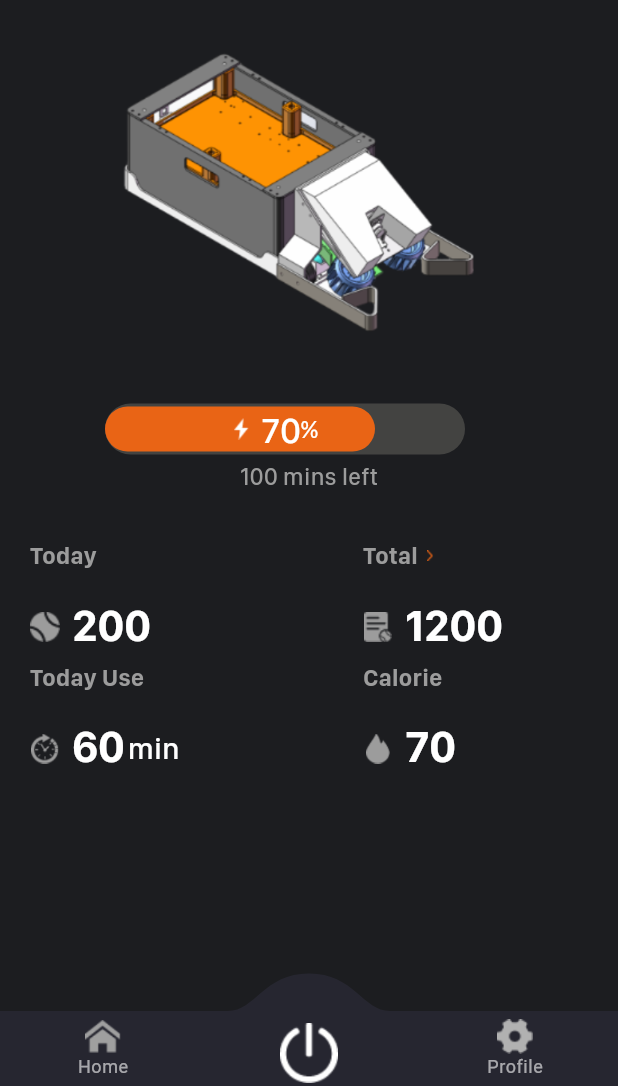
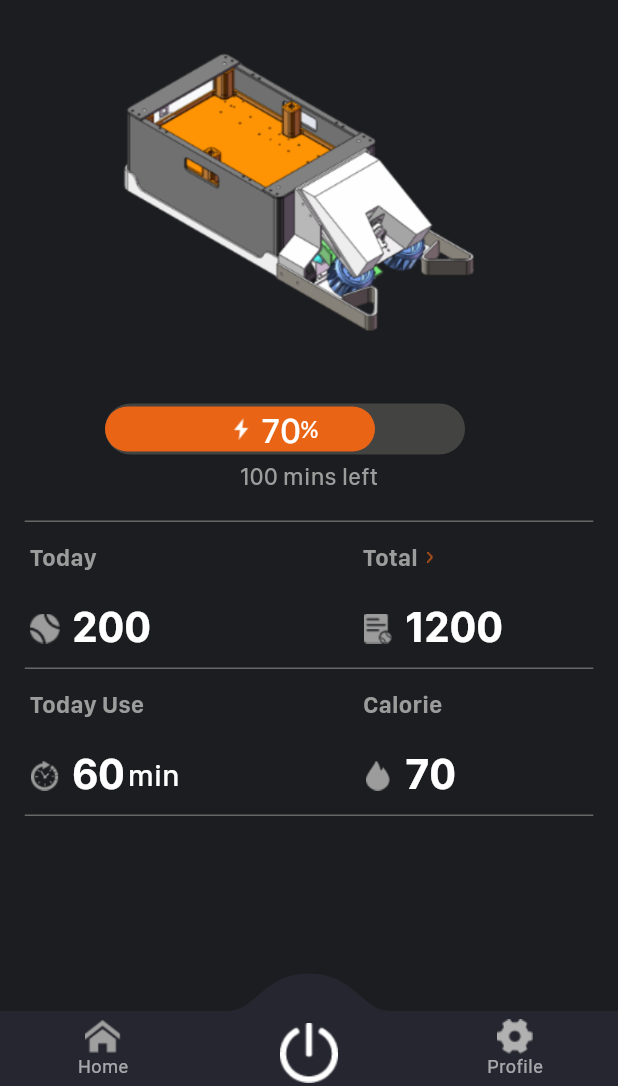
Before and after one commit to TengTeNJ/tennisRobot, a Flutter app: the screen it shows after launch, item 2 of the bottom bar chosen, on a phone screen of 412 x 824 dp, the part 150-1236 px from its top. Run offline on Flutter 3.47's test engine with Material 3 defaults, Android fonts, the phone set to English and light mode, and no system bars; drawn by our look-alikes of convex_bottom_bar; our stand-ins replace dotted_border, syncfusion_flutter_charts; missing offline and left inert: dart:ffi.

Commit message:
优化启动页

```diff
--- a/robot/lib/startPage/action_data_list_view.dart
+++ b/robot/lib/startPage/action_data_list_view.dart
@@ -2,6 +2,7 @@ import 'dart:math';
 
 import 'package:flutter/material.dart';
 import 'package:tennis_robot/startPage/action_list_view.dart';
+import 'package:tennis_robot/utils/color.dart';
 import 'package:tennis_robot/views/data_bar_view.dart';
 
 import '../models/my_status_model.dart';
@@ -44,6 +45,14 @@ class _ActionDataListViewState extends State<ActionDataListView> {
   Widget build(BuildContext context) {
     return Column(
       children: [
+        Container(
+          margin: EdgeInsets.only(left: 16,right: 16),
+          height: 1,
+          decoration: BoxDecoration(
+            color: hexStringToColor('#676767'),
+            border: Border.all(color:hexStringToColor('#676767'),width: 1,style:BorderStyle.solid),
+          ),
+        ),
         Row(
           mainAxisAlignment: MainAxisAlignment.spaceBetween,
           children: [
@@ -66,6 +75,14 @@ class _ActionDataListViewState extends State<ActionDataListView> {
           ],
         ),
        showBarView ?  MyStatsBarChatView(datas: datas,maxLeft: maxLeft + 0.0) : Container(),
+        Container(
+          margin: EdgeInsets.only(left: 16,right: 16,top: 16),
+          height: 1,
+          decoration: BoxDecoration(
+            color: hexStringToColor('#676767'),
+            border: Border.all(color:hexStringToColor('#676767'),width: 1,style:BorderStyle.solid),
+          ),
+        ),
         Row(
           mainAxisAlignment: MainAxisAlignment.spaceBetween,
           children: [
@@ -81,6 +98,14 @@ class _ActionDataListViewState extends State<ActionDataListView> {
                 desc: '70'),
           ],
         ),
+        Container(
+          margin: EdgeInsets.only(left: 16,right: 16,top: 16),
+          height: 1,
+          decoration: BoxDecoration(
+            color: hexStringToColor('#676767'),
+            border: Border.all(color:hexStringToColor('#676767'),width: 1,style:BorderStyle.solid),
+          ),
+        ),
       ],
     );
   }
```
